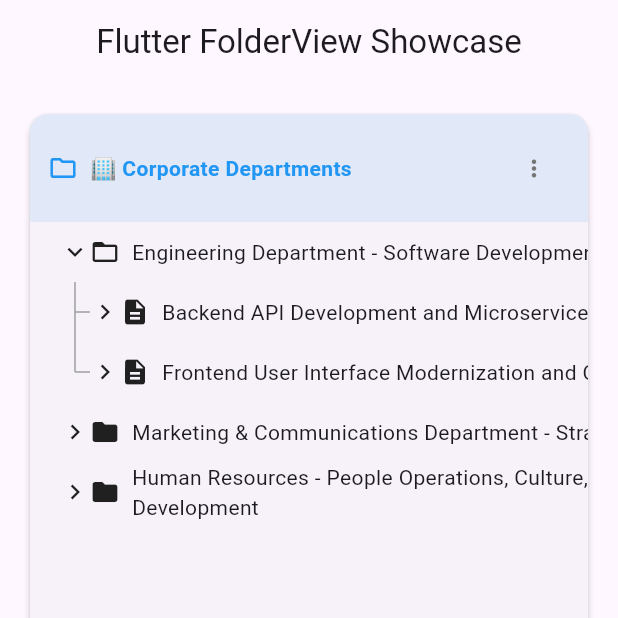
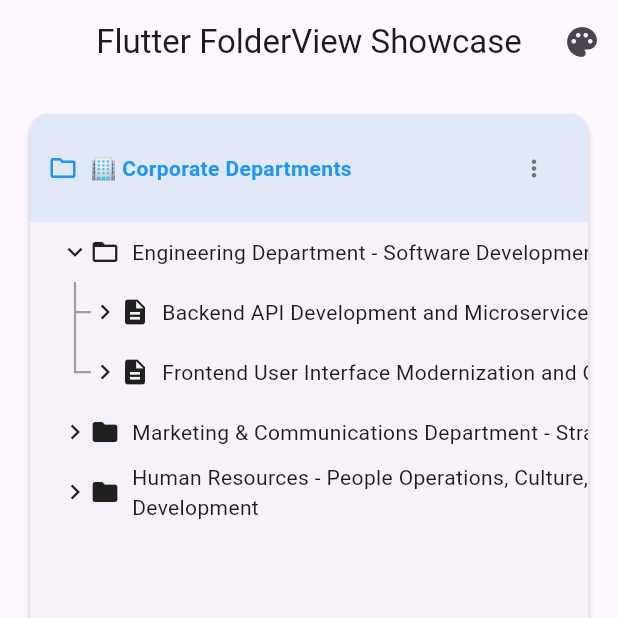
Before and after one commit to kihyun1998/flutter_folderview, a Flutter app: the screen it shows after launch, after a tap on "Engineering Department - Software Develo", on a phone screen of 412 x 824 dp, the top half of it. Run offline on Flutter 3.47's test engine with Material 3 defaults, Android fonts, the phone set to English and light mode, and no system bars; our stand-ins replace riverpod_annotation; generated files the repository leaves out were written again.

Commit message:
add line theme

````diff
--- a/example/lib/main.dart
+++ b/example/lib/main.dart
@@ -2,10 +2,11 @@ import 'package:flutter/material.dart';
 import 'package:flutter_folderview/flutter_folderview.dart';
 
 import 'data/corporate_data.dart';
+import 'data/filesystem_data.dart';
 import 'data/government_data.dart';
-import 'data/filesystem_data.dart';
 import 'data/software_data.dart';
 import 'models/card_config.dart';
+import 'pages/theme_demo_page.dart';
 import 'widgets/folder_card.dart';
 
 void main() {
@@ -18,6 +19,7 @@ class MyApp extends StatelessWidget {
   @override
   Widget build(BuildContext context) {
     return MaterialApp(
+      debugShowCheckedModeBanner: false,
       title: 'Flutter FolderView Showcase',
       theme: ThemeData(
         primarySwatch: Colors.blue,
@@ -44,6 +46,18 @@ class MyHomePage extends StatelessWidget {
         title: const Text('Flutter FolderView Showcase'),
         centerTitle: true,
         elevation: 0,
+        actions: [
+          IconButton(
+            icon: const Icon(Icons.palette),
+            tooltip: 'Theme Demo',
+            onPressed: () {
+              Navigator.push(
+                context,
+                MaterialPageRoute(builder: (context) => const ThemeDemoPage()),
+              );
+            },
+          ),
+        ],
       ),
       body: Padding(
         padding: const EdgeInsets.all(16.0),
--- a/example/lib/widgets/folder_card.dart
+++ b/example/lib/widgets/folder_card.dart
@@ -1,14 +1,12 @@
 import 'package:flutter/material.dart';
 import 'package:flutter_folderview/flutter_folderview.dart';
+
 import '../models/card_config.dart';
 
 class FolderCard extends StatefulWidget {
   final CardConfig initialConfig;
 
-  const FolderCard({
-    super.key,
-    required this.initialConfig,
-  });
+  const FolderCard({super.key, required this.initialConfig});
 
   @override
   State<FolderCard> createState() => _FolderCardState();
@@ -38,7 +36,9 @@ class _FolderCardState extends State<FolderCard> {
   }
 
   List<Node<String>> _toggleNodeRecursive(
-      List<Node<String>> nodes, String targetId) {
+    List<Node<String>> nodes,
+    String targetId,
+  ) {
     return nodes.map((node) {
       if (node.id == targetId) {
         return Node<String>(
@@ -125,7 +125,11 @@ class _FolderCardState extends State<FolderCard> {
                 ),
                 // Line Style Menu
                 PopupMenuButton<LineStyle>(
-                  icon: Icon(Icons.more_vert, size: 18, color: Colors.grey[600]),
+                  icon: Icon(
+                    Icons.more_vert,
+                    size: 18,
+                    color: Colors.grey[600],
+                  ),
                   tooltip: 'Line Style',
                   onSelected: (lineStyle) {
                     setState(() {
@@ -164,7 +168,6 @@ class _FolderCardState extends State<FolderCard> {
                 mode: config.mode,
                 onNodeTap: _handleNodeTap,
                 selectedNodeIds: selectedNodeIds,
-                lineStyle: config.lineStyle,
               ),
             ),
           ),
--- a/lib/flutter_folderview.dart
+++ b/lib/flutter_folderview.dart
@@ -1,4 +1,7 @@
 library;
 
 export 'models/node.dart';
+export 'themes/flutter_folder_view_theme.dart';
+export 'themes/folder_view_theme.dart';
+export 'themes/folder_view_line_theme.dart';
 export 'widgets/folder_view.dart';
--- /dev/null
+++ b/lib/themes/flutter_folder_view_theme.dart
@@ -0,0 +1,86 @@
+import 'package:flutter/material.dart';
+
+import '../models/node.dart';
+import 'folder_view_line_theme.dart';
+
+/// Master theme class for the entire FolderView component
+///
+/// This class provides a centralized way to customize the appearance
+/// of FolderView widgets. Currently supports line theming, with the
+/// architecture designed to easily add more theme properties in the future
+/// (e.g., nodeTheme, textTheme, iconTheme, animationTheme, etc.).
+@immutable
+class FlutterFolderViewTheme {
+  /// Theme for connection lines between nodes
+  final FolderViewLineTheme lineTheme;
+
+  // Future theme properties can be added here:
+  // final FolderViewNodeTheme? nodeTheme;
+  // final FolderViewTextTheme? textTheme;
+  // final FolderViewIconTheme? iconTheme;
+  // final FolderViewScrollbarTheme? scrollbarTheme;
+  // final FolderViewAnimationTheme? animationTheme;
+  // final FolderViewSpacingTheme? spacingTheme;
+
+  /// Creates a [FlutterFolderViewTheme] with the given properties
+  const FlutterFolderViewTheme({required this.lineTheme});
+
+  /// Creates a light theme with sensible defaults
+  factory FlutterFolderViewTheme.light() {
+    return FlutterFolderViewTheme(
+      lineTheme: FolderViewLineTheme(
+        lineColor: const Color(0xFF9E9E9E), // Grey 500
+        lineWidth: 1.5,
+        lineStyle: LineStyle.connector,
+      ),
+    );
+  }
+
+  /// Creates a dark theme with sensible defaults
+  factory FlutterFolderViewTheme.dark() {
+    return FlutterFolderViewTheme(
+      lineTheme: FolderViewLineTheme(
+        lineColor: const Color(0xFF757575), // Grey 600
+        lineWidth: 1.5,
+        lineStyle: LineStyle.connector,
+      ),
+    );
+  }
+
+  /// Creates a copy of this theme with the given fields replaced with new values
+  FlutterFolderViewTheme copyWith({FolderViewLineTheme? lineTheme}) {
+    return FlutterFolderViewTheme(lineTheme: lineTheme ?? this.lineTheme);
+  }
+
+  /// Linearly interpolate between two [FlutterFolderViewTheme]s
+  static FlutterFolderViewTheme lerp(
+    FlutterFolderViewTheme? a,
+    FlutterFolderViewTheme? b,
+    double t,
+  ) {
+    if (a == null && b == null) {
+      return FlutterFolderViewTheme.light();
+    }
+    if (a == null) return b!;
+    if (b == null) return a;
+
+    return FlutterFolderViewTheme(
+      lineTheme: FolderViewLineTheme.lerp(a.lineTheme, b.lineTheme, t),
+    );
+  }
+
+  @override
+  bool operator ==(Object other) {
+    if (identical(this, other)) return true;
+    if (other.runtimeType != runtimeType) return false;
+    return other is FlutterFolderViewTheme && other.lineTheme == lineTheme;
+  }
+
+  @override
+  int get hashCode => lineTheme.hashCode;
+
+  @override
+  String toString() {
+    return 'FlutterFolderViewTheme(lineTheme: $lineTheme)';
+  }
+}
--- /dev/null
+++ b/lib/themes/folder_view_line_theme.dart
@@ -0,0 +1,87 @@
+import 'dart:ui' show Color, StrokeCap;
+
+import 'package:flutter/foundation.dart';
+
+import '../models/node.dart';
+
+/// Defines the visual appearance of connection lines in a FolderView
+@immutable
+class FolderViewLineTheme {
+  /// The color of the connection lines
+  final Color lineColor;
+
+  /// The width/thickness of the connection lines
+  final double lineWidth;
+
+  /// The line style (connector, scope, or none)
+  final LineStyle lineStyle;
+
+  /// The stroke cap is always round for smooth line endings
+  StrokeCap get strokeCap => StrokeCap.round;
+
+  /// Creates a [FolderViewLineTheme] with the given properties
+  const FolderViewLineTheme({
+    required this.lineColor,
+    this.lineWidth = 1.5,
+    this.lineStyle = LineStyle.connector,
+  });
+
+  /// Creates a copy of this theme with the given fields replaced with new values
+  FolderViewLineTheme copyWith({
+    Color? lineColor,
+    double? lineWidth,
+    LineStyle? lineStyle,
+  }) {
+    return FolderViewLineTheme(
+      lineColor: lineColor ?? this.lineColor,
+      lineWidth: lineWidth ?? this.lineWidth,
+      lineStyle: lineStyle ?? this.lineStyle,
+    );
+  }
+
+  /// Linearly interpolate between two [FolderViewLineTheme]s
+  static FolderViewLineTheme lerp(
+    FolderViewLineTheme? a,
+    FolderViewLineTheme? b,
+    double t,
+  ) {
+    if (a == null && b == null) {
+      return const FolderViewLineTheme(lineColor: Color(0xFF000000));
+    }
+    if (a == null) return b!;
+    if (b == null) return a;
+
+    return FolderViewLineTheme(
+      lineColor: Color.lerp(a.lineColor, b.lineColor, t)!,
+      lineWidth: lerpDouble(a.lineWidth, b.lineWidth, t),
+      lineStyle: t < 0.5 ? a.lineStyle : b.lineStyle,
+    );
+  }
+
+  /// Linear interpolation helper for doubles
+  static double lerpDouble(double a, double b, double t) {
+    return a + (b - a) * t;
+  }
+
+  @override
+  bool operator ==(Object other) {
+    if (identical(this, other)) return true;
+    if (other.runtimeType != runtimeType) return false;
+    return other is FolderViewLineTheme &&
+        other.lineColor == lineColor &&
+        other.lineWidth == lineWidth &&
+        other.lineStyle == lineStyle;
+  }
+
+  @override
+  int get hashCode => Object.hash(lineColor, lineWidth, lineStyle);
+
+  @override
+  String toString() {
+    return 'FolderViewLineTheme('
+        'lineColor: $lineColor, '
+        'lineWidth: $lineWidth, '
+        'lineStyle: $lineStyle'
+        ')';
+  }
+}
--- /dev/null
+++ b/lib/themes/folder_view_theme.dart
@@ -0,0 +1,60 @@
+import 'package:flutter/widgets.dart';
+
+import 'flutter_folder_view_theme.dart';
+
+/// An InheritedWidget that provides a [FlutterFolderViewTheme] to its descendants
+///
+/// Use [FolderViewTheme.of(context)] to access the theme from anywhere
+/// in the widget tree below this widget.
+///
+/// Example:
+/// ```dart
+/// FolderViewTheme(
+///   data: FlutterFolderViewTheme.light(),
+///   child: FolderView(...),
+/// )
+/// ```
+class FolderViewTheme extends InheritedWidget {
+  /// The theme data to provide to descendants
+  final FlutterFolderViewTheme data;
+
+  /// Creates a [FolderViewTheme] that provides [data] to its descendants
+  const FolderViewTheme({
+    super.key,
+    required this.data,
+    required super.child,
+  });
+
+  /// Retrieves the [FlutterFolderViewTheme] from the closest [FolderViewTheme] ancestor
+  ///
+  /// If there is no [FolderViewTheme] ancestor, returns a default light theme.
+  ///
+  /// Example:
+  /// ```dart
+  /// final theme = FolderViewTheme.of(context);
+  /// final lineColor = theme.lineTheme.lineColor;
+  /// ```
+  static FlutterFolderViewTheme of(BuildContext context) {
+    final FolderViewTheme? theme =
+        context.dependOnInheritedWidgetOfExactType<FolderViewTheme>();
+    return theme?.data ?? FlutterFolderViewTheme.light();
+  }
+
+  /// Retrieves the [FlutterFolderViewTheme] from the closest [FolderViewTheme] ancestor
+  /// without registering a dependency
+  ///
+  /// This is useful when you just need to read the theme once without
+  /// needing to rebuild when the theme changes.
+  ///
+  /// If there is no [FolderViewTheme] ancestor, returns a default light theme.
+  static FlutterFolderViewTheme maybeOf(BuildContext context) {
+    final FolderViewTheme? theme =
+        context.getInheritedWidgetOfExactType<FolderViewTheme>();
+    return theme?.data ?? FlutterFolderViewTheme.light();
+  }
+
+  @override
+  bool updateShouldNotify(FolderViewTheme oldWidget) {
+    return data != oldWidget.data;
+  }
+}
--- a/lib/widgets/folder_view.dart
+++ b/lib/widgets/folder_view.dart
@@ -2,6 +2,8 @@ import 'package:flutter/material.dart';
 
 import '../models/node.dart';
 import '../services/size_service.dart';
+import '../themes/flutter_folder_view_theme.dart';
+import '../themes/folder_view_theme.dart';
 import 'folder_view_content.dart';
 import 'synced_scroll_controllers.dart';
 
@@ -10,7 +12,7 @@ class FolderView<T> extends StatelessWidget {
   final ViewMode mode;
   final Function(Node<T>)? onNodeTap;
   final Set<String>? selectedNodeIds;
-  final LineStyle lineStyle;
+  final FlutterFolderViewTheme? theme;
 
   const FolderView({
     super.key,
@@ -18,11 +20,14 @@ class FolderView<T> extends StatelessWidget {
     required this.mode,
     this.onNodeTap,
     this.selectedNodeIds,
-    this.lineStyle = LineStyle.connector,
+    this.theme,
   });
 
   @override
   Widget build(BuildContext context) {
+    // Resolve theme: use provided theme, or get from context, or use default
+    final effectiveTheme = theme ?? FolderViewTheme.of(context);
+
     // Filter data based on mode
     List<Node<T>> displayNodes = _getDisplayNodes();
 
@@ -71,7 +76,7 @@ class FolderView<T> extends StatelessWidget {
                   verticalController: verticalController!,
                   horizontalBarController: horizontalScrollbarController!,
                   verticalBarController: verticalScrollbarController!,
-                  lineStyle: lineStyle,
+                  theme: effectiveTheme,
                 );
               },
         );
--- a/lib/widgets/folder_view_content.dart
+++ b/lib/widgets/folder_view_content.dart
@@ -2,6 +2,7 @@
 import 'package:flutter/material.dart';
 
 import '../models/node.dart';
+import '../themes/flutter_folder_view_theme.dart';
 import 'folder_view_horizontal_scrollbar.dart';
 import 'folder_view_vertical_scrollbar.dart';
 import 'node_widget.dart';
@@ -24,7 +25,7 @@ class FolderViewContent<T> extends StatefulWidget {
   final ViewMode mode;
   final Function(Node<T>)? onNodeTap;
   final Set<String>? selectedNodeIds;
-  final LineStyle lineStyle;
+  final FlutterFolderViewTheme theme;
 
   const FolderViewContent({
     super.key,
@@ -40,7 +41,7 @@ class FolderViewContent<T> extends StatefulWidget {
     required this.mode,
     required this.onNodeTap,
     required this.selectedNodeIds,
-    this.lineStyle = LineStyle.connector,
+    required this.theme,
   });
 
   @override
@@ -60,7 +61,7 @@ class _FolderViewContentState<T> extends State<FolderViewContent<T>> {
     required ScrollController verticalController,
     required double contentWidth,
     required bool needsHorizontalScroll,
-    required LineStyle lineStyle,
+    required FlutterFolderViewTheme theme,
   }) {
     final Widget listView = Column(
       children: [
@@ -76,7 +77,7 @@ class _FolderViewContentState<T> extends State<FolderViewContent<T>> {
                 isLast: index == data.length - 1,
                 isRoot: true,
                 selectedNodeIds: selectedNodeIds,
-                lineStyle: lineStyle,
+                lineTheme: theme.lineTheme,
               );
             },
           ),
@@ -120,7 +121,7 @@ class _FolderViewContentState<T> extends State<FolderViewContent<T>> {
               verticalController: widget.verticalController,
               contentWidth: widget.contentWidth,
               needsHorizontalScroll: widget.needsHorizontalScroll,
-              lineStyle: widget.lineStyle,
+              theme: widget.theme,
             ),
 
             /// Vertical scrollbar
--- a/lib/widgets/node_widget.dart
+++ b/lib/widgets/node_widget.dart
@@ -1,6 +1,7 @@
 import 'package:flutter/material.dart';
 
 import '../models/node.dart';
+import '../themes/folder_view_line_theme.dart';
 
 class NodeWidget<T> extends StatefulWidget {
   final Node<T> node;
@@ -9,7 +10,7 @@ class NodeWidget<T> extends StatefulWidget {
   final bool isLast;
   final bool isRoot;
   final Set<String>? selectedNodeIds;
-  final LineStyle lineStyle;
+  final FolderViewLineTheme lineTheme;
 
   const NodeWidget({
     super.key,
@@ -19,7 +20,7 @@ class NodeWidget<T> extends StatefulWidget {
     this.isLast = false,
     this.isRoot = false,
     this.selectedNodeIds,
-    this.lineStyle = LineStyle.connector,
+    required this.lineTheme,
   });
 
   @override
@@ -87,7 +88,7 @@ class _NodeWidgetState<T> extends State<NodeWidget<T>>
             painter: _LinePainter(
               isLast: widget.isLast,
               isRoot: widget.isRoot,
-              lineStyle: widget.lineStyle,
+              lineTheme: widget.lineTheme,
             ),
           ),
         ),
@@ -160,7 +161,7 @@ class _NodeWidgetState<T> extends State<NodeWidget<T>>
                         isLast: entry.key == widget.node.children.length - 1,
                         isRoot: false,
                         selectedNodeIds: widget.selectedNodeIds,
-                        lineStyle: widget.lineStyle,
+                        lineTheme: widget.lineTheme,
                       );
                     }).toList(),
                   ),
@@ -189,29 +190,30 @@ class _NodeWidgetState<T> extends State<NodeWidget<T>>
 class _LinePainter extends CustomPainter {
   final bool isLast;
   final bool isRoot;
-  final LineStyle lineStyle;
+  final FolderViewLineTheme lineTheme;
 
   _LinePainter({
     required this.isLast,
     required this.isRoot,
-    required this.lineStyle,
+    required this.lineTheme,
   });
 
   @override
   void paint(Canvas canvas, Size size) {
     // Don't draw any lines for root nodes or when lineStyle is none
-    if (isRoot || lineStyle == LineStyle.none) {
+    if (isRoot || lineTheme.lineStyle == LineStyle.none) {
       return;
     }
 
     final paint = Paint()
-      ..color = Colors.grey
-      ..strokeWidth = 1.0
+      ..color = lineTheme.lineColor
+      ..strokeWidth = lineTheme.lineWidth
+      ..strokeCap = lineTheme.strokeCap
       ..style = PaintingStyle.stroke;
 
     final double centerX = size.width / 2;
 
-    switch (lineStyle) {
+    switch (lineTheme.lineStyle) {
       case LineStyle.connector:
         // Traditional tree lines with ├─ and └─
         // Vertical Line
@@ -250,6 +252,6 @@ class _LinePainter extends CustomPainter {
   bool shouldRepaint(covariant _LinePainter oldDelegate) {
     return oldDelegate.isLast != isLast ||
         oldDelegate.isRoot != isRoot ||
-        oldDelegate.lineStyle != lineStyle;
+        oldDelegate.lineTheme != lineTheme;
   }
 }
````
Also changed, not shown: example/lib/data/theme_demo_data.dart (added, +135 -0 lines), example/lib/pages/theme_demo_page.dart (added, +235 -0 lines).
